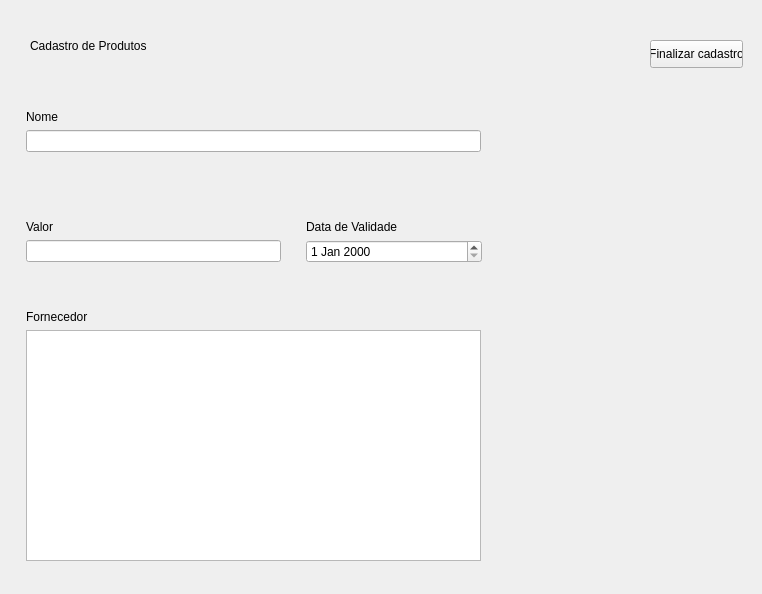
Before: the Qt Designer form src/view/CadastroProdutoView.ui in juliaborgess18/farmacia-les, drawn with Qt 5.
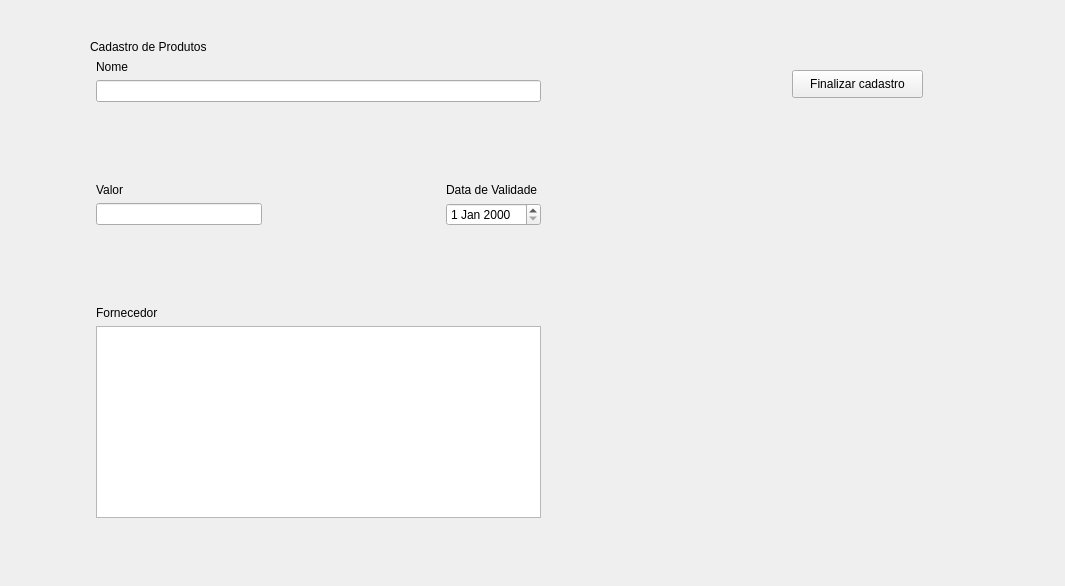
After: the same form once the commit is applied.

Commit message: Refatoracao do CadastroClienteController e do CadastroProdutoController, Padronizacao do tamanho das telas internas

Patch:
```diff
--- a/src/view/CadastroProdutoView.ui
+++ b/src/view/CadastroProdutoView.ui
@@ -6,47 +6,38 @@
    <rect>
     <x>0</x>
     <y>0</y>
-    <width>762</width>
-    <height>594</height>
+    <width>1065</width>
+    <height>586</height>
    </rect>
   </property>
   <property name="windowTitle">
    <string>Form</string>
   </property>
-  <widget class="QWidget" name="formLayoutWidget_2">
+  <widget class="QPushButton" name="pushButton">
    <property name="geometry">
     <rect>
-     <x>20</x>
-     <y>220</y>
-     <width>261</width>
-     <height>61</height>
+     <x>792</x>
+     <y>70</y>
+     <width>131</width>
+     <height>28</height>
     </rect>
-   </property>
-   <layout class="QFormLayout" name="formLayout_2">
-    <item row="1" column="1">
-     <widget class="QLineEdit" name="input_valor"/>
-    </item>
-    <item row="0" column="1">
-     <widget class="QLabel" name="label_3">
-      <property name="styleSheet">
-       <string notr="true">font: 12pt &quot;Segoe UI&quot;;</string>
       </property>
       <property name="text">
-       <string>Valor</string>
-      </property>
-     </widget>
-    </item>
-   </layout>
-  </widget>
+    <string>Finalizar cadastro</string>
+   </property>
+  </widget>
+  <widget class="QWidget" name="">
+   <property name="geometry">
+    <rect>
+     <x>90</x>
+     <y>40</y>
+     <width>451</width>
+     <height>478</height>
+    </rect>
+   </property>
+   <layout class="QVBoxLayout" name="verticalLayout">
+    <item>
   <widget class="QLabel" name="label">
-   <property name="geometry">
-    <rect>
-     <x>30</x>
-     <y>20</y>
-     <width>341</width>
-     <height>51</height>
-    </rect>
-   </property>
    <property name="styleSheet">
     <string notr="true">font: 75 24pt &quot;Segoe UI&quot;;</string>
    </property>
@@ -54,15 +45,8 @@
     <string>Cadastro de Produtos</string>
    </property>
   </widget>
-  <widget class="QWidget" name="formLayoutWidget">
-   <property name="geometry">
-    <rect>
-     <x>20</x>
-     <y>110</y>
-     <width>461</width>
-     <height>61</height>
-    </rect>
-   </property>
+    </item>
+    <item>
    <layout class="QFormLayout" name="formLayout">
     <item row="0" column="1">
      <widget class="QLabel" name="label_2">
@@ -78,54 +62,53 @@
      <widget class="QLineEdit" name="input_nome"/>
     </item>
    </layout>
-  </widget>
-  <widget class="QPushButton" name="pushButton">
-   <property name="geometry">
-    <rect>
-     <x>650</x>
-     <y>40</y>
-     <width>93</width>
-     <height>28</height>
-    </rect>
-   </property>
-   <property name="text">
-    <string>Finalizar cadastro</string>
-   </property>
-  </widget>
-  <widget class="QWidget" name="formLayoutWidget_4">
-   <property name="geometry">
-    <rect>
-     <x>20</x>
-     <y>310</y>
-     <width>461</width>
-     <height>251</height>
-    </rect>
-   </property>
-   <layout class="QFormLayout" name="formLayout_4">
+    </item>
+    <item>
+     <spacer name="verticalSpacer">
+      <property name="orientation">
+       <enum>Qt::Vertical</enum>
+      </property>
+      <property name="sizeHint" stdset="0">
+       <size>
+        <width>20</width>
+        <height>40</height>
+       </size>
+      </property>
+     </spacer>
+    </item>
+    <item>
+     <layout class="QHBoxLayout" name="horizontalLayout">
+      <item>
+       <layout class="QFormLayout" name="formLayout_2">
+        <item row="1" column="1">
+         <widget class="QLineEdit" name="input_valor"/>
+        </item>
     <item row="0" column="1">
-     <widget class="QLabel" name="label_5">
+         <widget class="QLabel" name="label_3">
       <property name="styleSheet">
        <string notr="true">font: 12pt &quot;Segoe UI&quot;;</string>
       </property>
       <property name="text">
-       <string>Fornecedor</string>
+           <string>Valor</string>
       </property>
      </widget>
     </item>
-    <item row="1" column="1">
-     <widget class="QTableWidget" name="tableWidget"/>
-    </item>
-   </layout>
-  </widget>
-  <widget class="QWidget" name="formLayoutWidget_3">
-   <property name="geometry">
-    <rect>
-     <x>300</x>
-     <y>220</y>
-     <width>182</width>
-     <height>59</height>
-    </rect>
-   </property>
+       </layout>
+      </item>
+      <item>
+       <spacer name="horizontalSpacer">
+        <property name="orientation">
+         <enum>Qt::Horizontal</enum>
+        </property>
+        <property name="sizeHint" stdset="0">
+         <size>
+          <width>13</width>
+          <height>20</height>
+         </size>
+        </property>
+       </spacer>
+      </item>
+      <item>
    <layout class="QFormLayout" name="formLayout_3">
     <item row="1" column="1">
      <widget class="QDateEdit" name="input_data_validade"/>
@@ -139,6 +122,40 @@
        <string>Data de Validade</string>
       </property>
      </widget>
+        </item>
+       </layout>
+      </item>
+     </layout>
+    </item>
+    <item>
+     <spacer name="verticalSpacer_2">
+      <property name="orientation">
+       <enum>Qt::Vertical</enum>
+      </property>
+      <property name="sizeHint" stdset="0">
+       <size>
+        <width>20</width>
+        <height>40</height>
+       </size>
+      </property>
+     </spacer>
+    </item>
+    <item>
+     <layout class="QFormLayout" name="formLayout_4">
+      <item row="1" column="1">
+       <widget class="QTableWidget" name="tableWidget"/>
+      </item>
+      <item row="0" column="1">
+       <widget class="QLabel" name="label_5">
+        <property name="styleSheet">
+         <string notr="true">font: 12pt &quot;Segoe UI&quot;;</string>
+        </property>
+        <property name="text">
+         <string>Fornecedor</string>
+        </property>
+       </widget>
+      </item>
+     </layout>
     </item>
    </layout>
   </widget>
```
Lines whose indentation alone changed are shown as unchanged. The commit also changes 4 other files.
